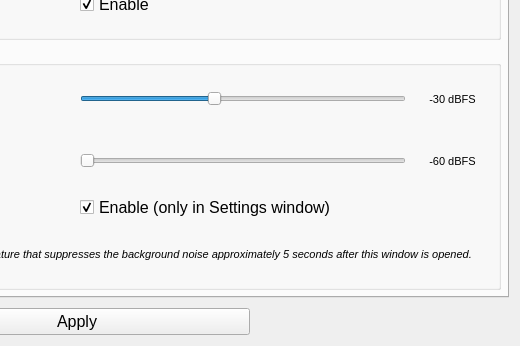
Old version of the form src/View/SettingsWindow/settingswindow.ui in the repository Flone-dnb/Silent; both pictures show x 367 to 887 and y 300 to 646 of the 887 by 646 pixel window.
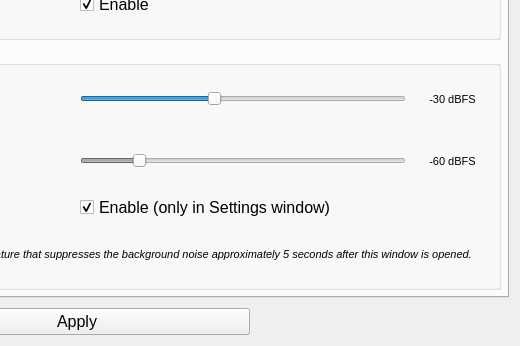
New version of the form. Custom widgets are drawn as their Qt base class.

Commit message: Apply settings to voice volume meter.

```diff
--- a/src/View/SettingsWindow/settingswindow.ui
+++ b/src/View/SettingsWindow/settingswindow.ui
@@ -466,7 +466,7 @@
                   <number>10</number>
                  </property>
                  <property name="value">
-                  <number>-60</number>
+                  <number>-50</number>
                  </property>
                  <property name="orientation">
                   <enum>Qt::Horizontal</enum>
```
The commit also changes 1 other file.
